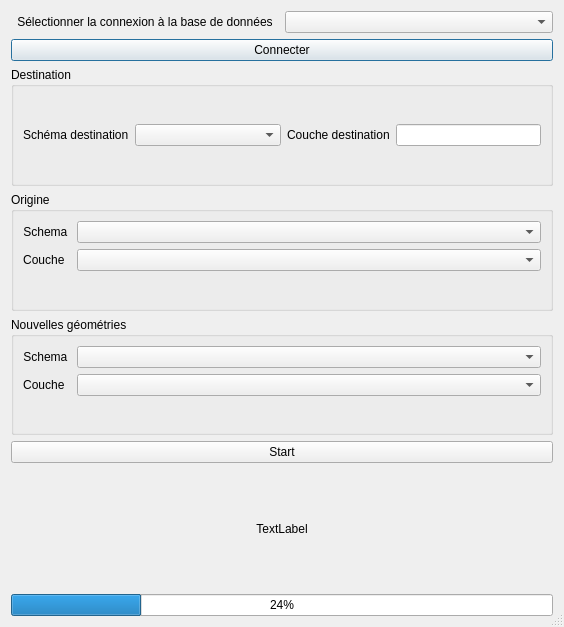
Before: the Qt Designer form Outil-Socle-MOS/socle_mos/interface_evolgeom.ui in SIRS-CLS/mos-adeupa-ce, drawn with Qt 5.
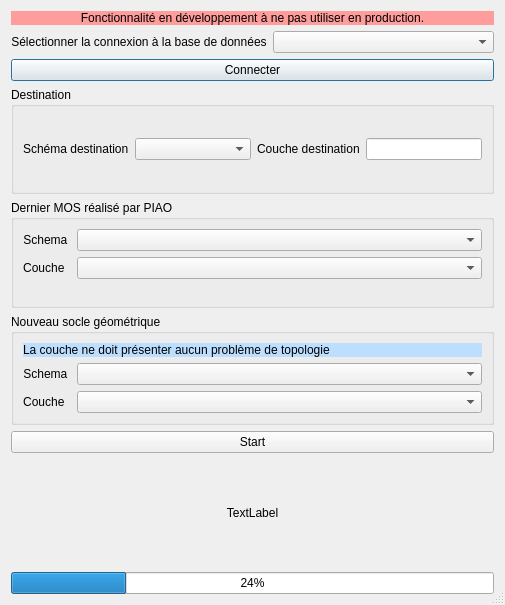
After: the same form once the commit is applied.

Commit message: Préparation de version 0.8.0 : Ajout module evolution attributaire + géométrique

```diff
--- a/Outil-Socle-MOS/socle_mos/interface_evolgeom.ui
+++ b/Outil-Socle-MOS/socle_mos/interface_evolgeom.ui
@@ -6,8 +6,8 @@
    <rect>
     <x>0</x>
     <y>0</y>
-    <width>564</width>
-    <height>627</height>
+    <width>505</width>
+    <height>605</height>
    </rect>
   </property>
   <property name="maximumSize">
@@ -23,6 +23,25 @@
    <bool>true</bool>
   </property>
   <layout class="QVBoxLayout" name="verticalLayout">
+   <item>
+    <widget class="QLabel" name="label_info">
+     <property name="sizePolicy">
+      <sizepolicy hsizetype="Preferred" vsizetype="Fixed">
+       <horstretch>0</horstretch>
+       <verstretch>0</verstretch>
+      </sizepolicy>
+     </property>
+     <property name="styleSheet">
+      <string notr="true">background-color: rgb(255, 157, 157);</string>
+     </property>
+     <property name="text">
+      <string>Fonctionnalité en développement à ne pas utiliser en production.</string>
+     </property>
+     <property name="alignment">
+      <set>Qt::AlignCenter</set>
+     </property>
+    </widget>
+   </item>
    <item>
     <layout class="QHBoxLayout" name="horizontalLayout_2">
      <item>
@@ -117,7 +136,7 @@
    <item>
     <widget class="QGroupBox" name="groupBox_3">
      <property name="title">
-      <string>Origine</string>
+      <string>Dernier MOS réalisé par PIAO</string>
      </property>
      <layout class="QVBoxLayout" name="verticalLayout_3">
       <item>
@@ -159,9 +178,25 @@
    <item>
     <widget class="QGroupBox" name="groupBox_4">
      <property name="title">
-      <string>Nouvelles géométries</string>
+      <string>Nouveau socle géométrique</string>
      </property>
      <layout class="QVBoxLayout" name="verticalLayout_5">
+      <item>
+       <widget class="QLabel" name="label_info_2">
+        <property name="sizePolicy">
+         <sizepolicy hsizetype="Preferred" vsizetype="Fixed">
+          <horstretch>0</horstretch>
+          <verstretch>0</verstretch>
+         </sizepolicy>
+        </property>
+        <property name="styleSheet">
+         <string notr="true">background-color: rgb(189, 223, 255);</string>
+        </property>
+        <property name="text">
+         <string>La couche ne doit présenter aucun problème de topologie</string>
+        </property>
+       </widget>
+      </item>
       <item>
        <layout class="QFormLayout" name="formLayout_3">
         <property name="fieldGrowthPolicy">
```
Left out of the diff: 4 changed lines with no effect on the pictures. The commit also changes 8 other files.
